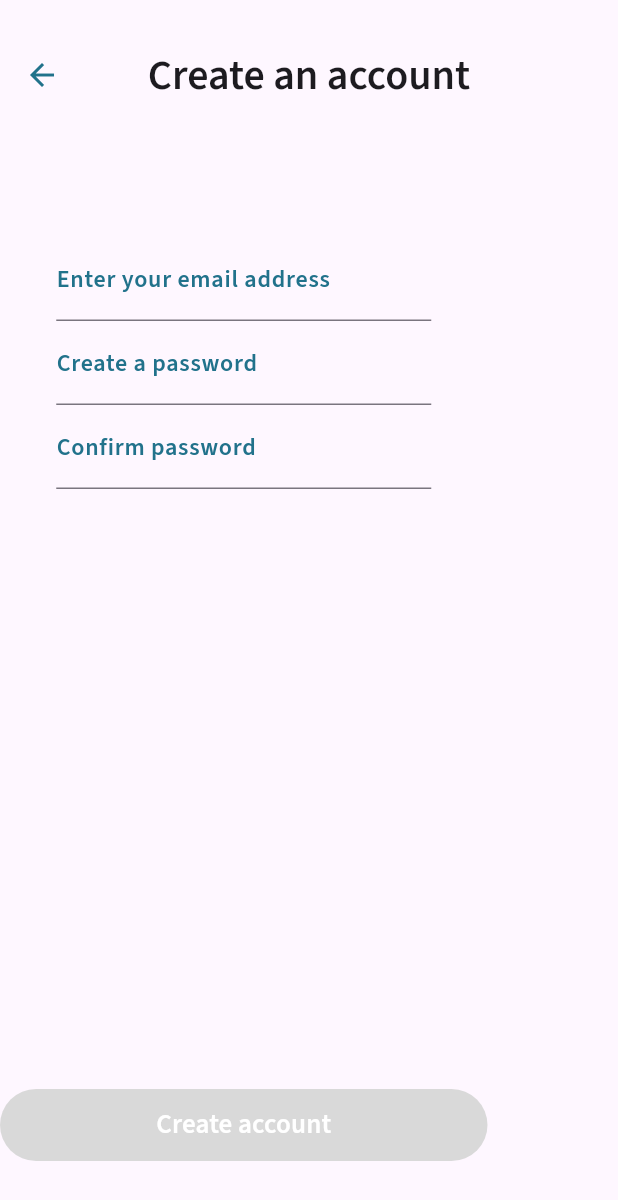
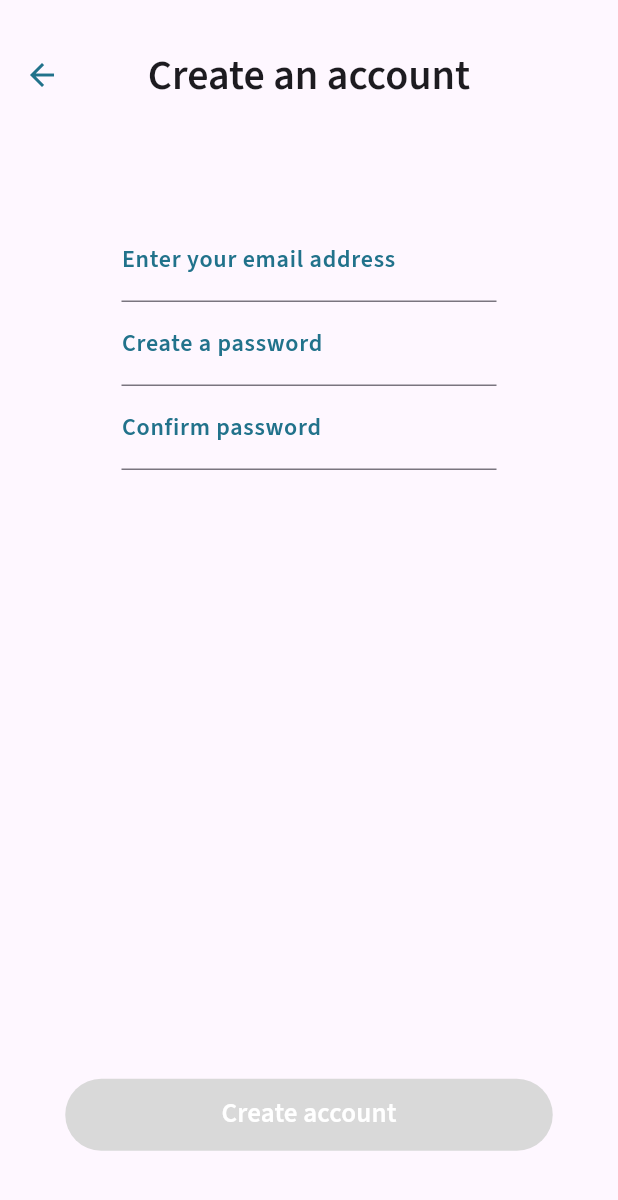
Before and after one commit to Boubakar3mc/ubee_mini, a Flutter app: the screen it shows after launch, on a phone screen of 412 x 824 dp. Shown: the top 1200 px of the screen. Run offline on Flutter 3.47's test engine with Material 3 defaults, Android fonts, the phone set to English and light mode, and no system bars; our stand-ins replace bloc, cloud_firestore, email_validator, equatable, firebase_auth, firebase_core and 2 more; missing offline and left inert: age_calculator; accounts and stored records are empty; generated files the repository leaves out were written again.

Commit message:
Changed sizes to relatives to screen

```diff
--- a/lib/features/authentication/presentation/pages/create_account_view.dart
+++ b/lib/features/authentication/presentation/pages/create_account_view.dart
@@ -41,11 +41,13 @@ class _CreateAccountViewState extends State<CreateAccountView> {
               }
             },
             builder: (context, state) {
-              return Column(
+              return Container(
+                width: MediaQuery.of(context).size.width,
+                child: Column(
                   crossAxisAlignment: CrossAxisAlignment.center,
                   children: [
-                  const SizedBox(
-                    height: 58,
+                    SizedBox(
+                      height: MediaQuery.of(context).size.height*0.055,
                     ),
                     Column(
                       children: [
@@ -101,8 +103,8 @@ class _CreateAccountViewState extends State<CreateAccountView> {
                             }
                           : null,
                     ),
-                  const SizedBox(
-                    height: 50,
+                    SizedBox(
+                      height: MediaQuery.of(context).size.height * 0.069,
                     ),
                     if (state is AuthenticationUnattendedError) ...{
                       const RedErrorMessage('Unattended error'),
@@ -111,6 +113,7 @@ class _CreateAccountViewState extends State<CreateAccountView> {
                       const RedErrorMessage('Operation not allowed'),
                     },
                   ],
+                ),
               );
             },
           )),
```
Lines whose indentation alone changed are shown as unchanged.
